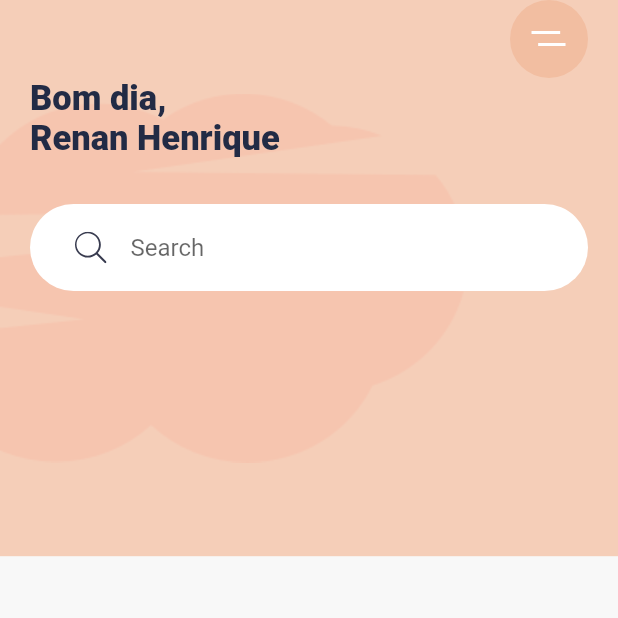
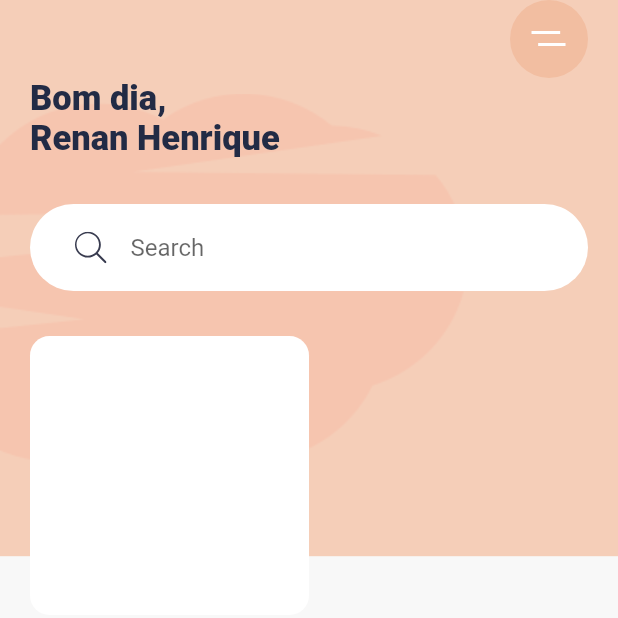
Before and after one commit to renamcomn/meditation_app, a Flutter app: the screen it shows after launch, on a phone screen of 412 x 824 dp, the top half of it. Run offline on Flutter 3.47's test engine with Material 2 defaults, Android fonts, the phone set to English and light mode, and no system bars; our stand-ins replace flutter_svg.

Commit message:
Add Initial Gridview

```diff
--- a/lib/pages/home_page.dart
+++ b/lib/pages/home_page.dart
@@ -56,6 +56,19 @@ class HomePage extends StatelessWidget {
                         ),
                       ),
                     ),
+                    Expanded(
+                      child: GridView.count(
+                        crossAxisCount: 2,
+                        children: [
+                          Container(
+                            decoration: BoxDecoration(
+                              color: Colors.white,
+                              borderRadius: BorderRadius.circular(13)
+                            ),
+                          )
+                        ],
+                      ),
+                    )
                 ],
               ),
             ),
```
